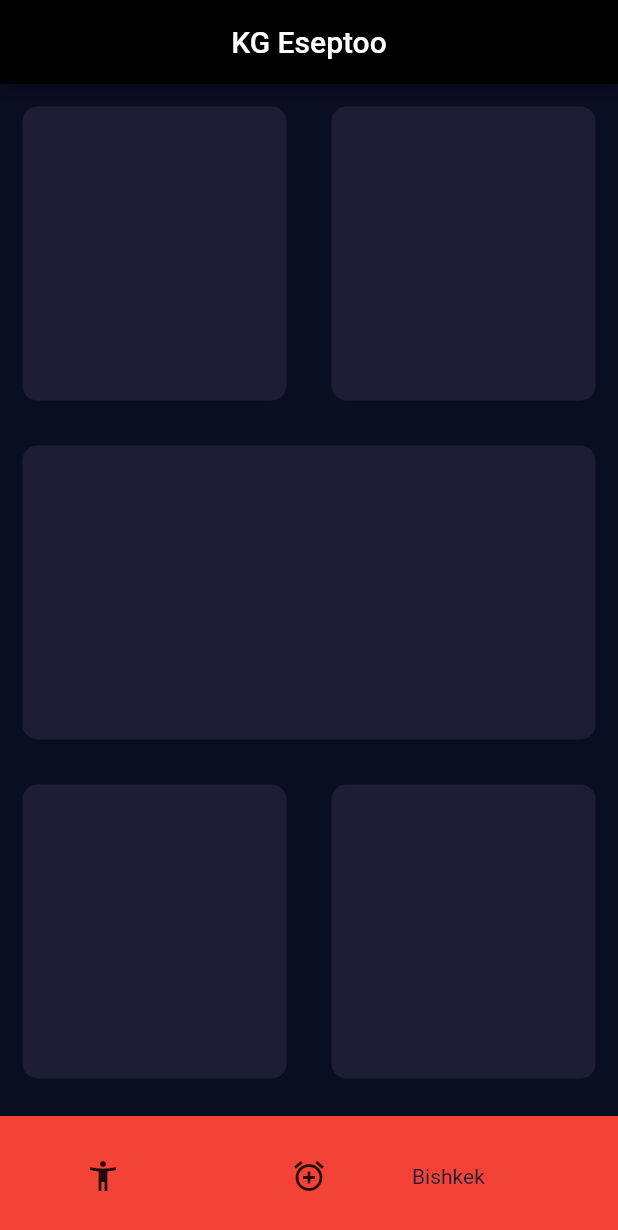
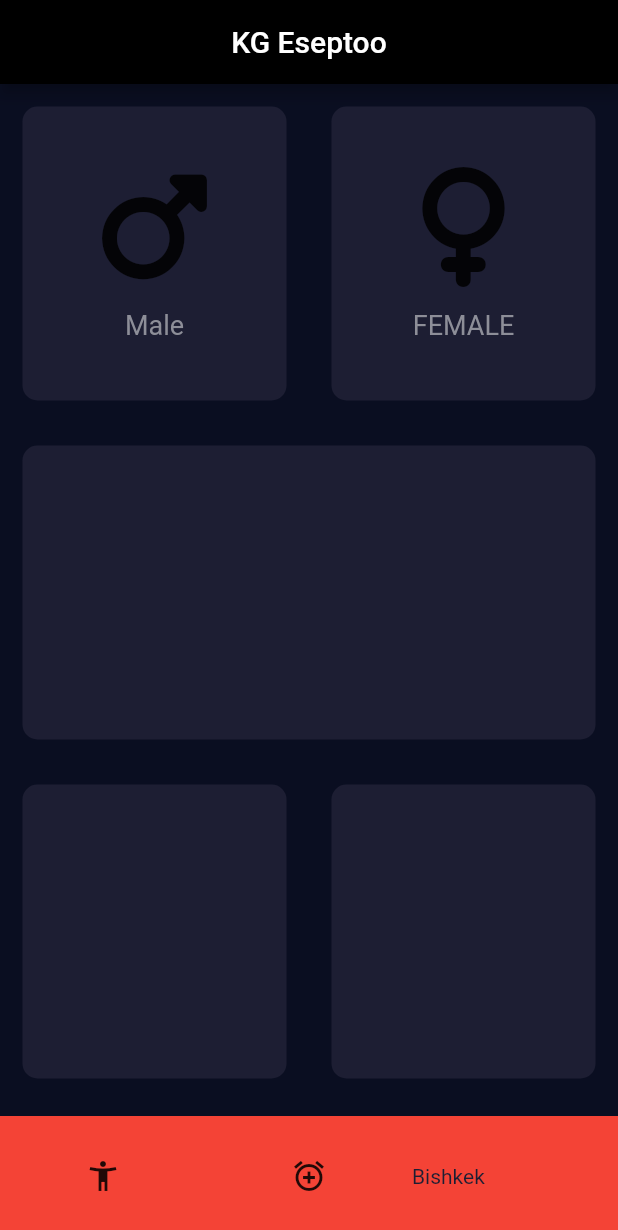
Before and after one commit to erjansatybaldyev/Bmi_calc, a Flutter app: the screen it shows after launch, on a phone screen of 412 x 824 dp. Shown: the top 1230 px of the screen. Run offline on Flutter 3.47's test engine with Material 2 defaults, Android fonts, the phone set to English and light mode, and no system bars; our stand-ins replace font_awesome_flutter.

Commit message:
icon_content loshulduu

```diff
--- /dev/null
+++ b/bmi_calc/lib/icon_content.dart
@@ -0,0 +1,30 @@
+import 'package:flutter/material.dart';
+
+const labelTextStyle = TextStyle(
+  fontSize: 18.0,
+  color: Color(0xFF8d8e98),
+);
+
+class IconWidget extends StatelessWidget {
+  IconWidget({this.icon, this.label});
+
+  final IconData icon;
+  final String label;
+
+  @override
+  Widget build(BuildContext context) {
+    return Column(
+      mainAxisAlignment: MainAxisAlignment.center,
+      children: <Widget>[
+        Icon(icon, size: 80.0),
+        SizedBox(
+          height: 15.0,
+        ),
+        Text(
+          label,
+          style: labelTextStyle, // const ko jazyldy
+        )
+      ],
+    );
+  }
+}
--- a/bmi_calc/lib/page_new.dart
+++ b/bmi_calc/lib/page_new.dart
@@ -1,5 +1,6 @@
 import 'package:flutter/material.dart';
 import 'package:bmi_calc/widgets/new_page.dart';
+import 'package:font_awesome_flutter/font_awesome_flutter.dart';
 
 const bottomContainerHeight = 80.0;
 const activeCardBoiok = Color(0xff1d1e33);
@@ -30,10 +31,18 @@ class _MyHomePageState extends State<MyHomePage> {
               Expanded(
                   child: EseptooNew(
                 boiok: activeCardBoiok,
+                cardChild: IconWidget(
+                  icon: FontAwesomeIcons.mars,
+                  label: 'Male',
+                ),
               )),
               Expanded(
                   child: EseptooNew(
                 boiok: activeCardBoiok,
+                cardChild: IconWidget(
+                  icon: FontAwesomeIcons.venus,
+                  label: 'FEMALE',
+                ),
               )),
             ],
           )),
@@ -74,3 +83,30 @@ class _MyHomePageState extends State<MyHomePage> {
     );
   }
 }
+
+class IconWidget extends StatelessWidget {
+  IconWidget({this.icon, this.label});
+
+  final IconData icon;
+  final String label;
+
+  @override
+  Widget build(BuildContext context) {
+    return Column(
+      mainAxisAlignment: MainAxisAlignment.center,
+      children: <Widget>[
+        Icon(icon, size: 80.0),
+        SizedBox(
+          height: 15.0,
+        ),
+        Text(
+          label,
+          style: TextStyle(
+            fontSize: 18.0,
+            color: Color(0xFF8d8e98),
+          ),
+        )
+      ],
+    );
+  }
+}
--- a/bmi_calc/lib/widgets/new_page.dart
+++ b/bmi_calc/lib/widgets/new_page.dart
@@ -1,13 +1,16 @@
 import 'package:flutter/material.dart';
 import 'package:bmi_calc/page_new.dart';
+import 'package:font_awesome_flutter/font_awesome_flutter.dart';
 
 class EseptooNew extends StatelessWidget {
-  EseptooNew({this.boiok});
-  Color boiok;
+  EseptooNew({@required this.boiok, this.cardChild});
+  final Color boiok;
+  final Widget cardChild;
 
   @override
   Widget build(BuildContext context) {
     return Container(
+      child: cardChild,
       margin: EdgeInsets.all(15.0),
       decoration: BoxDecoration(
         color: boiok,
--- a/bmi_calc/pubspec.yaml
+++ b/bmi_calc/pubspec.yaml
@@ -34,6 +34,7 @@ dependencies:
   # The following adds the Cupertino Icons font to your application.
   # Use with the CupertinoIcons class for iOS style icons.
   cupertino_icons: ^1.0.2
+  font_awesome_flutter: ^10.1.0
 
 dev_dependencies:
   flutter_test:
```
Also changed, not shown: bmi_calc/pubspec.lock.
